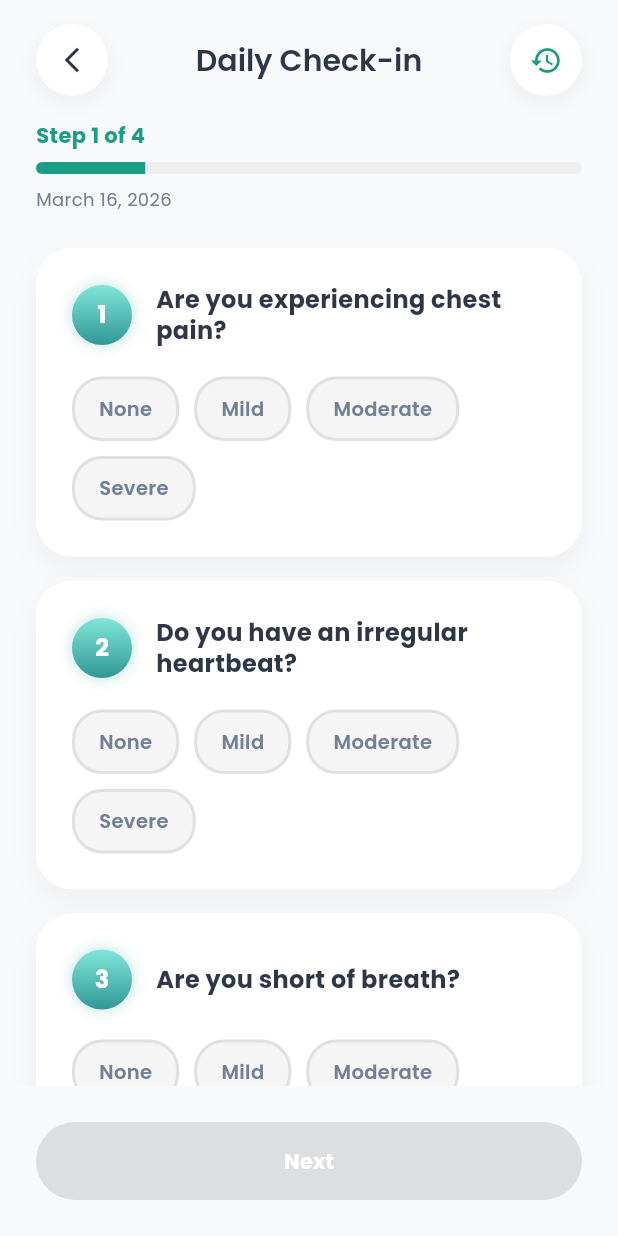
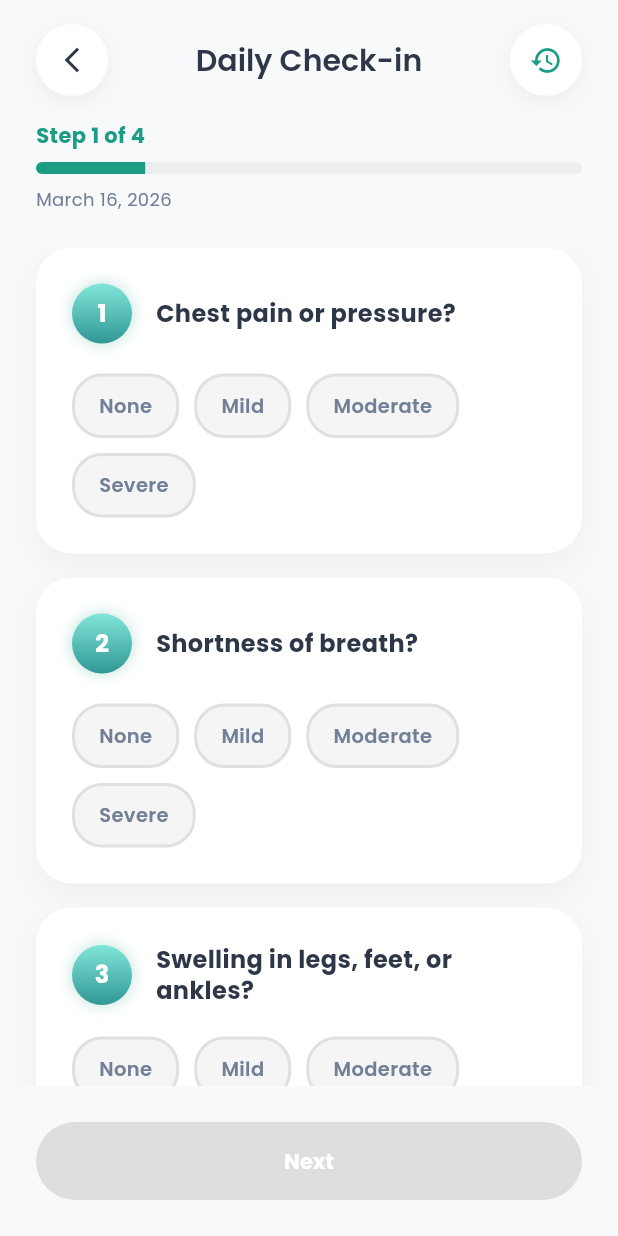
Before and after one commit to brian-mutsetsa/health-tracker-system, a Flutter app: the DailyCheckinScreen screen opened directly with empty values, on a phone screen of 412 x 824 dp. Run offline on Flutter 3.47's test engine with Material 3 defaults, Android fonts, the phone set to English and light mode, and no system bars; drawn by our look-alikes of flutter_animate; our stand-ins replace google_fonts, hive, hive_flutter, pdf, printing, shared_preferences; accounts and stored records are empty; network calls fail.

Commit message:
Feat: Dynamic question rendering for different answer types (medication, intake, text)

```diff
--- a/mobile/lib/screens/daily_checkin_screen.dart
+++ b/mobile/lib/screens/daily_checkin_screen.dart
@@ -26,48 +26,229 @@ class _DailyCheckinScreenState extends State<DailyCheckinScreen> {
   List<Map<String, dynamic>> getQuestions() {
     if (widget.condition == 'Hypertension') {
       return [
-        {'id': 'q1', 'question': 'Do you have a headache today?'},
-        {'id': 'q2', 'question': 'Are you experiencing dizziness?'},
-        {'id': 'q3', 'question': 'Do you have chest discomfort?'},
-        {'id': 'q4', 'question': 'Are you short of breath?'},
-        {'id': 'q5', 'question': 'Have you had a nosebleed?'},
-        {'id': 'q6', 'question': 'Are you experiencing vision problems?'},
-        {'id': 'q7', 'question': 'Do you have fatigue?'},
-        {'id': 'q8', 'question': 'Is your jaw clenching?'},
-        {'id': 'q9', 'question': 'Are you experiencing back pain?'},
-        {'id': 'q10', 'question': 'Do you feel anxious?'},
-        {'id': 'q11', 'question': 'Did you take your medication today?'},
-        {'id': 'q12', 'question': 'Any other symptoms?'},
+        {
+          'id': 'q1',
+          'question': 'Headaches?',
+          'type': 'scale', // 0=None, 1=Mild, 2=Moderate, 3=Severe
+          'options': ['None', 'Mild', 'Moderate', 'Severe'],
+        },
+        {
+          'id': 'q2',
+          'question': 'Dizziness or lightheadedness?',
+          'type': 'scale',
+          'options': ['None', 'Mild', 'Moderate', 'Severe'],
+        },
+        {
+          'id': 'q3',
+          'question': 'Blurred or disturbed vision?',
+          'type': 'scale',
+          'options': ['None', 'Mild', 'Moderate', 'Severe'],
+        },
+        {
+          'id': 'q4',
+          'question': 'Chest discomfort or pressure?',
+          'type': 'scale',
+          'options': ['None', 'Mild', 'Moderate', 'Severe'],
+        },
+        {
+          'id': 'q5',
+          'question': 'Shortness of breath during normal activities?',
+          'type': 'scale',
+          'options': ['None', 'Mild', 'Moderate', 'Severe'],
+        },
+        {
+          'id': 'q6',
+          'question': 'Unusual fatigue or weakness?',
+          'type': 'scale',
+          'options': ['None', 'Mild', 'Moderate', 'Severe'],
+        },
+        {
+          'id': 'q7',
+          'question': 'Nosebleeds?',
+          'type': 'scale',
+          'options': ['None', 'Mild', 'Moderate', 'Severe'],
+        },
+        {
+          'id': 'q8',
+          'question': 'Heart palpitations (rapid or irregular heartbeat)?',
+          'type': 'scale',
+          'options': ['None', 'Mild', 'Moderate', 'Severe'],
+        },
+        {
+          'id': 'q9',
+          'question': 'Medication adherence - Did you take your medication?',
+          'type': 'medication', // 0=Yes fully, 1=Missed once, 2=Missed more, 3=Did not take
+          'options': ['Yes, fully', 'Missed once', 'Missed more than once', 'Did not take'],
+        },
+        {
+          'id': 'q10',
+          'question': 'Salt intake today?',
+          'type': 'intake', // 0=None, 1=Small, 2=Moderate, 3=High
+          'options': ['None', 'Small', 'Moderate', 'High'],
+        },
+        {
+          'id': 'q11',
+          'question': 'Stress levels?',
+          'type': 'scale',
+          'options': ['None', 'Low', 'Moderate', 'High'],
+        },
+        {
+          'id': 'q12',
+          'question': 'Blood pressure reading (optional)',
+          'type': 'text',
+          'placeholder': 'e.g., 120/80',
+        },
       ];
     } else if (widget.condition == 'Diabetes') {
       return [
-        {'id': 'q1', 'question': 'Are you experiencing excessive thirst?'},
-        {'id': 'q2', 'question': 'Are you urinating frequently?'},
-        {'id': 'q3', 'question': 'Do you feel extremely fatigued?'},
-        {'id': 'q4', 'question': 'Is your vision blurred?'},
-        {'id': 'q5', 'question': 'Do you have slow-healing wounds?'},
-        {'id': 'q6', 'question': 'Are you experiencing numbness in hands/feet?'},
-        {'id': 'q7', 'question': 'Do you have tingling sensations?'},
-        {'id': 'q8', 'question': 'Are you having difficulty concentrating?'},
-        {'id': 'q9', 'question': 'Do you have dry skin?'},
-        {'id': 'q10', 'question': 'Are you experiencing mood changes?'},
-        {'id': 'q11', 'question': 'Did you take your medication today?'},
-        {'id': 'q12', 'question': 'Any other symptoms?'},
+        {
+          'id': 'q1',
+          'question': 'Excessive thirst?',
+          'type': 'scale',
+          'options': ['None', 'Mild', 'Moderate', 'Severe'],
+        },
+        {
+          'id': 'q2',
+          'question': 'Frequent urination?',
+          'type': 'scale',
+          'options': ['None', 'Mild', 'Moderate', 'Severe'],
+        },
+        {
+          'id': 'q3',
+          'question': 'Unusual hunger?',
+          'type': 'scale',
+          'options': ['None', 'Mild', 'Moderate', 'Severe'],
+        },
+        {
+          'id': 'q4',
+          'question': 'Fatigue or tiredness?',
+          'type': 'scale',
+          'options': ['None', 'Mild', 'Moderate', 'Severe'],
+        },
+        {
+          'id': 'q5',
+          'question': 'Blurred vision?',
+          'type': 'scale',
+          'options': ['None', 'Mild', 'Moderate', 'Severe'],
+        },
+        {
+          'id': 'q6',
+          'question': 'Numbness or tingling in hands or feet?',
+          'type': 'scale',
+          'options': ['None', 'Mild', 'Moderate', 'Severe'],
+        },
+        {
+          'id': 'q7',
+          'question': 'Slow healing of wounds?',
+          'type': 'scale',
+          'options': ['None', 'Mild', 'Moderate', 'Severe'],
+        },
+        {
+          'id': 'q8',
+          'question': 'Dizziness or shakiness (signs of low blood sugar)?',
+          'type': 'scale',
+          'options': ['None', 'Mild', 'Moderate', 'Severe'],
+        },
+        {
+          'id': 'q9',
+          'question': 'Medication adherence - Did you take your medication?',
+          'type': 'medication',
+          'options': ['Yes, fully', 'Missed once', 'Missed more than once', 'Did not take'],
+        },
+        {
+          'id': 'q10',
+          'question': 'Diet adherence today?',
+          'type': 'intake',
+          'options': ['Excellent', 'Good', 'Fair', 'Poor'],
+        },
+        {
+          'id': 'q11',
+          'question': 'Physical activity or exercise?',
+          'type': 'scale',
+          'options': ['None', 'Light', 'Moderate', 'Vigorous'],
+        },
+        {
+          'id': 'q12',
+          'question': 'Blood glucose reading (optional)',
+          'type': 'text',
+          'placeholder': 'e.g., 120 mg/dL',
+        },
       ];
     } else {
+      // Cardiovascular
       return [
-        {'id': 'q1', 'question': 'Are you experiencing chest pain?'},
-        {'id': 'q2', 'question': 'Do you have an irregular heartbeat?'},
-        {'id': 'q3', 'question': 'Are you short of breath?'},
-        {'id': 'q4', 'question': 'Do you have swelling in legs/ankles?'},
-        {'id': 'q5', 'question': 'Do you feel extremely fatigued?'},
-        {'id': 'q6', 'question': 'Are you experiencing dizziness?'},
-        {'id': 'q7', 'question': 'Do you have palpitations?'},
-        {'id': 'q8', 'question': 'Are you experiencing nausea?'},
-        {'id': 'q9', 'question': 'Do you have cold/clammy hands?'},
-        {'id': 'q10', 'question': 'Are you experiencing shoulder/arm pain?'},
-        {'id': 'q11', 'question': 'Did you take your medication today?'},
-        {'id': 'q12', 'question': 'Any other symptoms?'},
+        {
+          'id': 'q1',
+          'question': 'Chest pain or pressure?',
+          'type': 'scale',
+          'options': ['None', 'Mild', 'Moderate', 'Severe'],
+        },
+        {
+          'id': 'q2',
+          'question': 'Shortness of breath?',
+          'type': 'scale',
+          'options': ['None', 'Mild', 'Moderate', 'Severe'],
+        },
+        {
+          'id': 'q3',
+          'question': 'Swelling in legs, feet, or ankles?',
+          'type': 'scale',
+          'options': ['None', 'Mild', 'Moderate', 'Severe'],
+        },
+        {
+          'id': 'q4',
+          'question': 'Unusual fatigue or weakness?',
+          'type': 'scale',
+          'options': ['None', 'Mild', 'Moderate', 'Severe'],
+        },
+        {
+          'id': 'q5',
+          'question': 'Dizziness or fainting?',
+          'type': 'scale',
+          'options': ['None', 'Mild', 'Moderate', 'Severe'],
+        },
+        {
+          'id': 'q6',
+          'question': 'Irregular or rapid heartbeats?',
+          'type': 'scale',
+          'options': ['None', 'Mild', 'Moderate', 'Severe'],
+        },
+        {
+          'id': 'q7',
+          'question': 'Pain spreading to arm, neck, or jaw?',
+          'type': 'scale',
+          'options': ['None', 'Mild', 'Moderate', 'Severe'],
+        },
+        {
+          'id': 'q8',
+          'question': 'Sudden sweating without activity?',
+          'type': 'scale',
+          'options': ['None', 'Mild', 'Moderate', 'Severe'],
+        },
+        {
+          'id': 'q9',
+          'question': 'Medication adherence - Did you take your medication?',
+          'type': 'medication',
+          'options': ['Yes, fully', 'Missed once', 'Missed more than once', 'Did not take'],
+        },
+        {
+          'id': 'q10',
+          'question': 'Physical activity today?',
+          'type': 'scale',
+          'options': ['None', 'Light', 'Moderate', 'Vigorous'],
+        },
+        {
+          'id': 'q11',
+          'question': 'Alcohol or smoking consumption?',
+          'type': 'intake',
+          'options': ['None', 'Minimal', 'Moderate', 'High'],
+        },
+        {
+          'id': 'q12',
+          'question': 'Stress or anxiety levels?',
+          'type': 'scale',
+          'options': ['None', 'Low', 'Moderate', 'High'],
+        },
       ];
     }
   }
@@ -270,13 +451,16 @@ class _DailyCheckinScreenState extends State<DailyCheckinScreen> {
         var q = entry.value;
         return Padding(
           padding: const EdgeInsets.only(bottom: 16),
-          child: _buildQuestionCard(q['id'], q['question'], index).animate().fadeIn(delay: Duration(milliseconds: 100 * index)),
+          child: _buildQuestionCard(q, index).animate().fadeIn(delay: Duration(milliseconds: 100 * index)),
         );
       }).toList(),
     );
   }
 
-  Widget _buildQuestionCard(String id, String question, int index) {
+  Widget _buildQuestionCard(Map<String, dynamic> question, int index) {
+    String id = question['id'];
+    String questionText = question['question'];
+    String questionType = question['type'];
     int? currentAnswer = answers[id];
 
     return Container(
@@ -309,25 +493,49 @@ class _DailyCheckinScreenState extends State<DailyCheckinScreen> {
               const SizedBox(width: 16),
               Expanded(
                 child: Text(
-                  question,
+                  questionText,
                   style: const TextStyle(fontSize: 16, fontWeight: FontWeight.bold, color: AppTheme.textDark, height: 1.3),
                 ),
               ),
             ],
           ),
           const SizedBox(height: 20),
-          Wrap(
-            spacing: 10,
-            runSpacing: 10,
-            children: [
-              _buildScaleButton(0, 'None', id, currentAnswer),
-              _buildScaleButton(1, 'Mild', id, currentAnswer),
-              _buildScaleButton(2, 'Moderate', id, currentAnswer),
-              _buildScaleButton(3, 'Severe', id, currentAnswer),
-            ],
-          ),
+          _buildAnswerOptions(question, currentAnswer),
         ],
       ),
+    );
+  }
+
+  Widget _buildAnswerOptions(Map<String, dynamic> question, int? currentAnswer) {
+    String questionType = question['type'];
+    String id = question['id'];
+
+    // Text input for optional readings
+    if (questionType == 'text') {
+      return TextField(
+        onChanged: (value) {
+          setState(() {
+            answers['${id}_text'] = 0; // Mark as answered
+          });
+        },
+        decoration: InputDecoration(
+          hintText: question['placeholder'] ?? 'Enter value',
+          border: OutlineInputBorder(borderRadius: BorderRadius.circular(12)),
+          contentPadding: const EdgeInsets.symmetric(horizontal: 16, vertical: 12),
+        ),
+        keyboardType: TextInputType.number,
+      );
+    }
+
+    // Use options from question definition - different for each question type
+    List<String> options = question['options'] ?? ['None', 'Mild', 'Moderate', 'Severe'];
+
+    return Wrap(
+      spacing: 10,
+      runSpacing: 10,
+      children: List.generate(options.length, (index) {
+        return _buildScaleButton(index, options[index], id, currentAnswer);
+      }),
     );
   }
 
```
